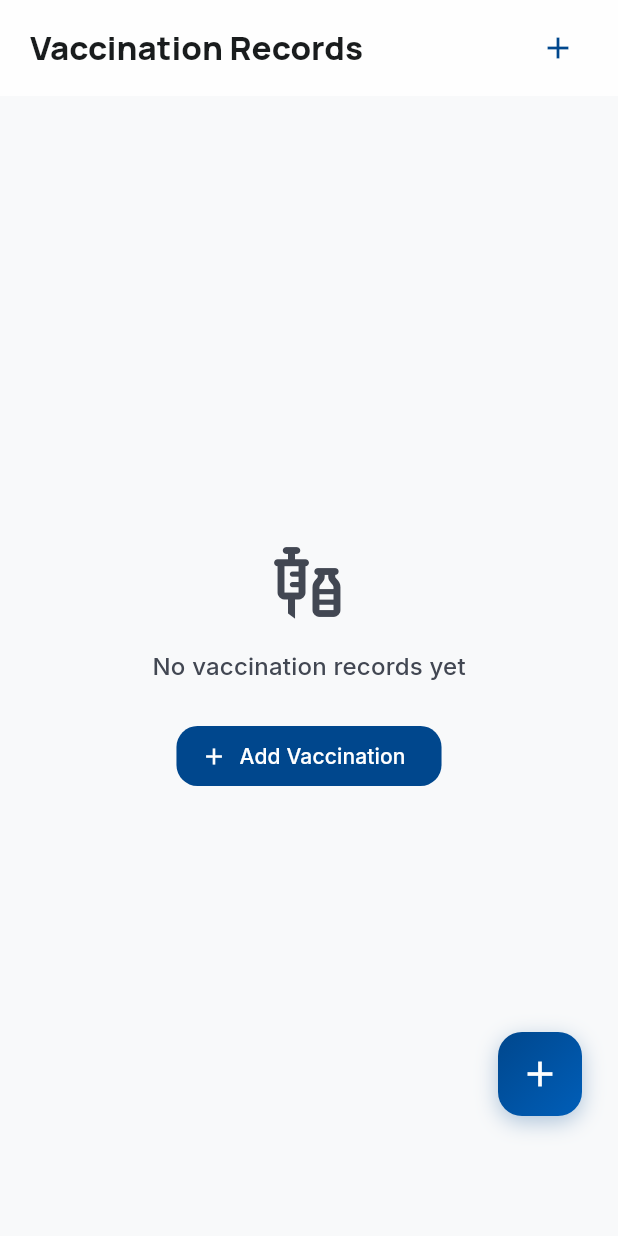
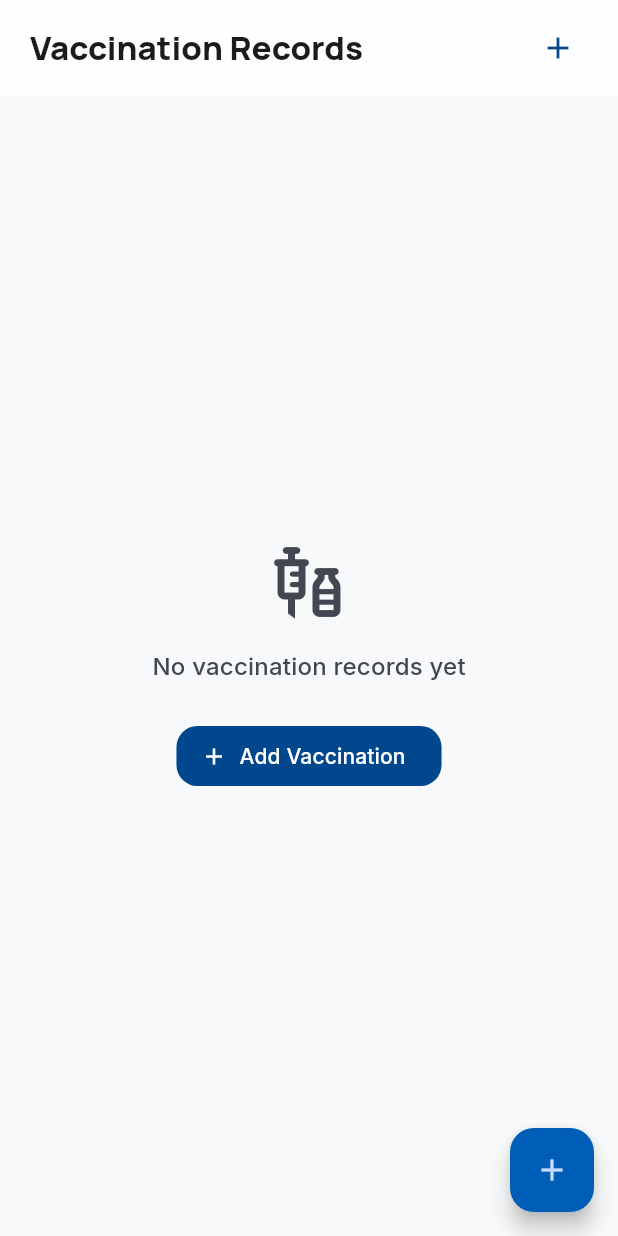
Before and after one commit to Phil5888/vaccination_manager, a Flutter app: the RecordsScreen screen opened directly, on a phone screen of 412 x 824 dp. Run offline on Flutter 3.47's test engine with Material 3 defaults, Android fonts, the phone set to English and light mode, and no system bars; our stand-ins replace flutter_riverpod, google_fonts, shared_preferences, sqflite; accounts and stored records are empty.

Commit message:
Fix FAB positioning and remove glow effect
Replace custom gradient+glow Container FABs in Dashboard, Records, and
Schedule screens with native FloatingActionButton placed via
Scaffold.floatingActionButton + FloatingActionButtonLocation.endFloat.

- Auto-positions to bottom-right corner with correct safe-area insets
- No more custom BoxShadow glow — standard Material elevation only
- Removed the now-unnecessary _RecordsFab helper class

Co-authored-by: Copilot <223556219+Copilot@users.noreply.github.com>

```diff
--- a/src/lib/presentation/screens/records/records_screen.dart
+++ b/src/lib/presentation/screens/records/records_screen.dart
@@ -22,6 +22,13 @@ class RecordsScreen extends ConsumerWidget {
 
     return Scaffold(
       backgroundColor: colorScheme.surface,
+      floatingActionButton: FloatingActionButton(
+        onPressed: () =>
+            Navigator.of(context).pushNamed(Routes.vaccinationAdd),
+        tooltip: local.addVaccination,
+        child: const Icon(Icons.add),
+      ),
+      floatingActionButtonLocation: FloatingActionButtonLocation.endFloat,
       body: Stack(
         children: [
           seriesAsync.when(
@@ -104,12 +111,7 @@ class RecordsScreen extends ConsumerWidget {
             ),
           ),
 
-          // FAB
-          Positioned(
-            right: 24,
-            bottom: bottomPadding + 80,
-            child: _RecordsFab(colorScheme: colorScheme),
-          ),
+          // FAB moved to Scaffold.floatingActionButton
         ],
       ),
     );
@@ -202,40 +204,3 @@ class _EmptyState extends StatelessWidget {
     );
   }
 }
-
-// ---------------------------------------------------------------------------
-// FAB
-// ---------------------------------------------------------------------------
-
-class _RecordsFab extends StatelessWidget {
-  const _RecordsFab({required this.colorScheme});
-
-  final ColorScheme colorScheme;
-
-  @override
-  Widget build(BuildContext context) {
-    return GestureDetector(
-      onTap: () => Navigator.of(context).pushNamed(Routes.vaccinationAdd),
-      child: Container(
-        width: 56,
-        height: 56,
-        decoration: BoxDecoration(
-          gradient: LinearGradient(
-            colors: [colorScheme.primary, colorScheme.primaryContainer],
-            begin: Alignment.topLeft,
-            end: Alignment.bottomRight,
-          ),
-          borderRadius: BorderRadius.circular(16),
-          boxShadow: [
-            BoxShadow(
-              color: colorScheme.primary.withValues(alpha: 0.3),
-              blurRadius: 12,
-              offset: const Offset(0, 4),
-            ),
-          ],
-        ),
-        child: const Icon(Icons.add, color: Colors.white, size: 28),
-      ),
-    );
-  }
-}
```
Also changed, not shown: src/lib/presentation/screens/dashboard/dashboard_screen.dart (+8 -32 lines), src/lib/presentation/screens/schedule/schedule_screen.dart (+8 -33 lines).
